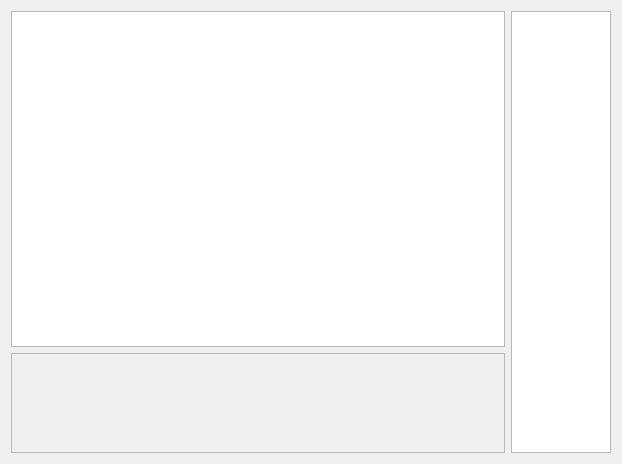
ThFeneuil/KholloAutoQt, file interface/interfacetab.ui: the form before one commit.
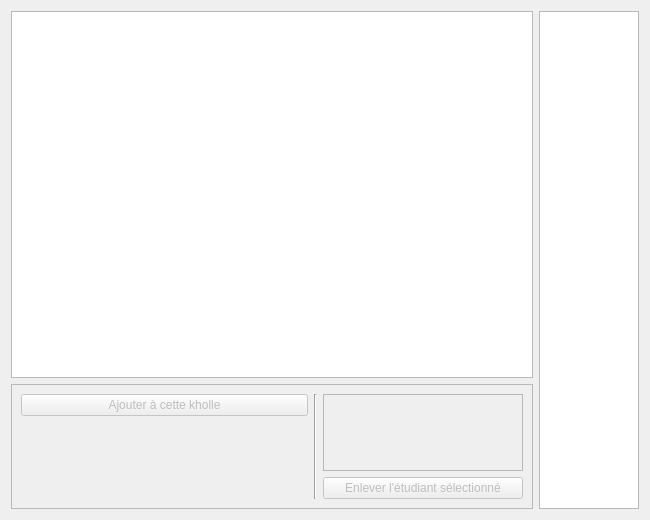
The form after the commit.

Commit message: Interface - Réorganisation de la zone d'information des kholles

```diff
--- a/interface/interfacetab.ui
+++ b/interface/interfacetab.ui
@@ -6,8 +6,8 @@
    <rect>
     <x>0</x>
     <y>0</y>
-    <width>622</width>
-    <height>464</height>
+    <width>650</width>
+    <height>520</height>
    </rect>
   </property>
   <property name="windowTitle">
@@ -24,21 +24,125 @@
        <property name="maximumSize">
         <size>
          <width>16777215</width>
-         <height>100</height>
+         <height>125</height>
         </size>
        </property>
        <property name="widgetResizable">
         <bool>true</bool>
        </property>
        <widget class="QWidget" name="areaKholles">
+        <property name="enabled">
+         <bool>true</bool>
+        </property>
         <property name="geometry">
          <rect>
           <x>0</x>
           <y>0</y>
-          <width>494</width>
-          <height>98</height>
+          <width>522</width>
+          <height>123</height>
          </rect>
         </property>
+        <layout class="QHBoxLayout" name="horizontalLayout_2">
+         <item>
+          <layout class="QVBoxLayout" name="verticalLayout_3">
+           <item>
+            <widget class="QPushButton" name="pushButton_addStudent">
+             <property name="enabled">
+              <bool>false</bool>
+             </property>
+             <property name="maximumSize">
+              <size>
+               <width>16777215</width>
+               <height>16777215</height>
+              </size>
+             </property>
+             <property name="text">
+              <string>Ajouter à cette kholle</string>
+             </property>
+            </widget>
+           </item>
+           <item>
+            <widget class="QLabel" name="label_info">
+             <property name="enabled">
+              <bool>false</bool>
+             </property>
+             <property name="text">
+              <string/>
+             </property>
+            </widget>
+           </item>
+           <item>
+            <spacer name="verticalSpacer">
+             <property name="orientation">
+              <enum>Qt::Vertical</enum>
+             </property>
+             <property name="sizeHint" stdset="0">
+              <size>
+               <width>20</width>
+               <height>40</height>
+              </size>
+             </property>
+            </spacer>
+           </item>
+           <item>
+            <spacer name="horizontalSpacer">
+             <property name="orientation">
+              <enum>Qt::Horizontal</enum>
+             </property>
+             <property name="sizeHint" stdset="0">
+              <size>
+               <width>40</width>
+               <height>20</height>
+              </size>
+             </property>
+            </spacer>
+           </item>
+          </layout>
+         </item>
+         <item>
+          <widget class="Line" name="line">
+           <property name="orientation">
+            <enum>Qt::Vertical</enum>
+           </property>
+          </widget>
+         </item>
+         <item>
+          <layout class="QVBoxLayout" name="verticalLayout_2">
+           <property name="sizeConstraint">
+            <enum>QLayout::SetDefaultConstraint</enum>
+           </property>
+           <item>
+            <widget class="QListWidget" name="list_students">
+             <property name="enabled">
+              <bool>false</bool>
+             </property>
+             <property name="maximumSize">
+              <size>
+               <width>200</width>
+               <height>16777215</height>
+              </size>
+             </property>
+            </widget>
+           </item>
+           <item>
+            <widget class="QPushButton" name="pushButton_removeStudent">
+             <property name="enabled">
+              <bool>false</bool>
+             </property>
+             <property name="maximumSize">
+              <size>
+               <width>200</width>
+               <height>16777215</height>
+              </size>
+             </property>
+             <property name="text">
+              <string>Enlever l'étudiant sélectionné</string>
+             </property>
+            </widget>
+           </item>
+          </layout>
+         </item>
+        </layout>
        </widget>
       </widget>
      </item>
```
The commit also changes 7 other files.
